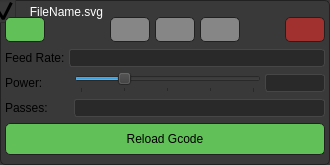
Old version of the form UI/file_item_config.ui in the repository RodrigoMacielGodoy/MultiFileLaserGcode.
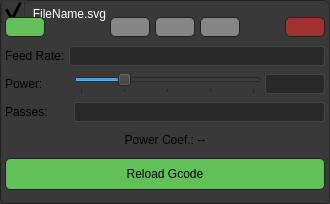
New version of the form. Icons and pictures are not drawn.

Diff of the .ui file:
```diff
--- a/UI/file_item_config.ui
+++ b/UI/file_item_config.ui
@@ -7,11 +7,11 @@
     <x>0</x>
     <y>0</y>
     <width>330</width>
-    <height>165</height>
+    <height>204</height>
    </rect>
   </property>
   <property name="sizePolicy">
-   <sizepolicy hsizetype="Fixed" vsizetype="Expanding">
+   <sizepolicy hsizetype="Fixed" vsizetype="MinimumExpanding">
     <horstretch>0</horstretch>
     <verstretch>0</verstretch>
    </sizepolicy>
@@ -19,13 +19,13 @@
   <property name="minimumSize">
    <size>
     <width>330</width>
-    <height>165</height>
+    <height>0</height>
    </size>
   </property>
   <property name="maximumSize">
    <size>
     <width>330</width>
-    <height>165</height>
+    <height>500</height>
    </size>
   </property>
   <property name="windowTitle">
@@ -39,14 +39,15 @@
     background-color:rgb(57, 57, 57);
     border-radius: 5px;
     border: 1px solid rgb(33, 33, 33);
-    margin-top: 1.5ex; /* leave space at the top for the title */
+    margin-top: 2ex; /* leave space at the top for the title */
 }
 
 QGroupBox::title {
-	background-color: transparent;
+	background-color: rgba(57, 57, 57, 0);
+	margin: -5px;
     subcontrol-origin: margin;
     subcontrol-position: top  left; 
-    padding: 0 -8px;
+    padding: 0 6px;
 	color: white;
 }
 
@@ -114,7 +115,7 @@
    <item>
     <widget class="QGroupBox" name="groupBox">
      <property name="sizePolicy">
-      <sizepolicy hsizetype="Preferred" vsizetype="Minimum">
+      <sizepolicy hsizetype="Preferred" vsizetype="Expanding">
        <horstretch>0</horstretch>
        <verstretch>0</verstretch>
       </sizepolicy>
@@ -300,6 +301,12 @@
       </item>
       <item>
        <widget class="QFrame" name="config_frame">
+        <property name="sizePolicy">
+         <sizepolicy hsizetype="Preferred" vsizetype="Expanding">
+          <horstretch>0</horstretch>
+          <verstretch>0</verstretch>
+         </sizepolicy>
+        </property>
         <property name="maximumSize">
          <size>
           <width>16777215</width>
@@ -348,7 +355,7 @@
              <property name="minimumSize">
               <size>
                <width>100</width>
-               <height>0</height>
+               <height>20</height>
               </size>
              </property>
              <property name="alignment">
@@ -412,6 +419,12 @@
            </item>
            <item>
             <widget class="QLineEdit" name="le_power">
+             <property name="minimumSize">
+              <size>
+               <width>0</width>
+               <height>20</height>
+              </size>
+             </property>
              <property name="maximumSize">
               <size>
                <width>60</width>
@@ -451,7 +464,7 @@
              <property name="minimumSize">
               <size>
                <width>100</width>
-               <height>0</height>
+               <height>20</height>
               </size>
              </property>
              <property name="alignment">
@@ -461,8 +474,36 @@
            </item>
           </layout>
          </item>
+         <item>
+          <widget class="QLabel" name="lb_power_coef">
+           <property name="minimumSize">
+            <size>
+             <width>0</width>
+             <height>20</height>
+            </size>
+           </property>
+           <property name="maximumSize">
+            <size>
+             <width>16777215</width>
+             <height>20</height>
+            </size>
+           </property>
+           <property name="text">
+            <string>Power Coef.: --</string>
+           </property>
+           <property name="alignment">
+            <set>Qt::AlignCenter</set>
+           </property>
+          </widget>
+         </item>
          <item>
           <widget class="QPushButton" name="bt_reload_gcode">
+           <property name="minimumSize">
+            <size>
+             <width>0</width>
+             <height>30</height>
+            </size>
+           </property>
            <property name="maximumSize">
             <size>
              <width>16777215</width>
```
